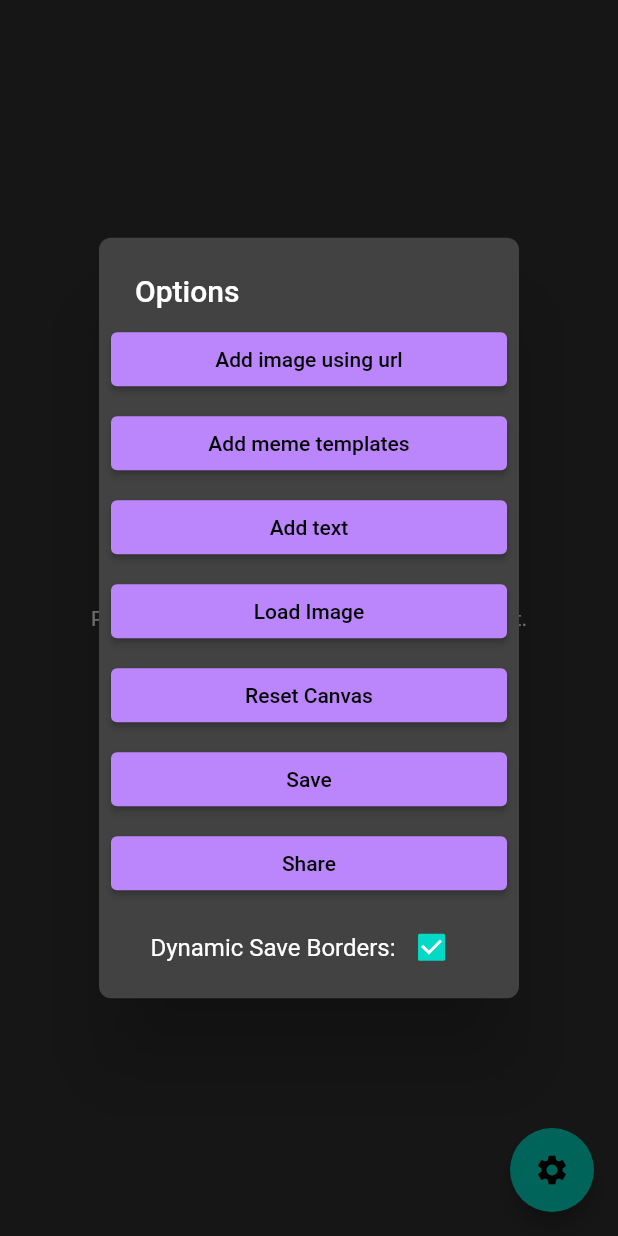
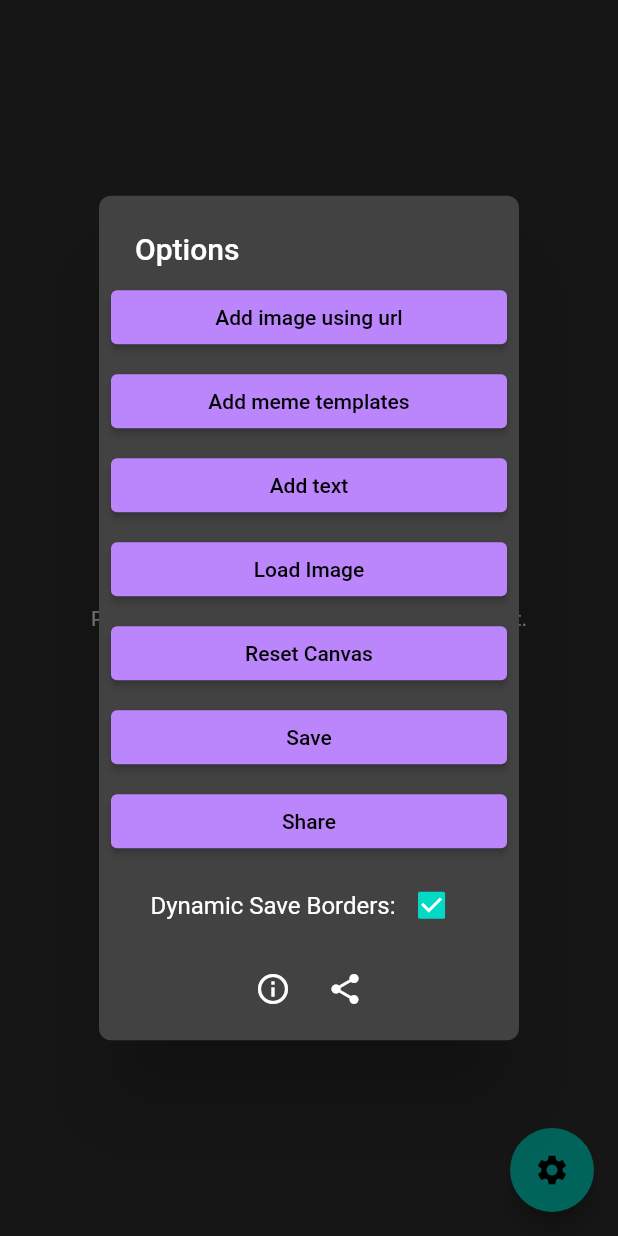
Before and after one commit to emrgncr/flutter-meme-maker, a Flutter app: the screen it shows after launch, after a tap on the "settings" icon, on a phone screen of 412 x 824 dp. Run offline on Flutter 3.47's test engine with Material 2 defaults, Android fonts, the phone set to English and light mode, and no system bars; our stand-ins replace dotted_border, file_picker, permission_handler, share_plus; missing offline and left inert: flutter_file_dialog, receive_sharing_intent, widget_to_image.

Commit message:
add info and share buttons

```diff
--- a/lib/add_popup_general.dart
+++ b/lib/add_popup_general.dart
@@ -7,6 +7,7 @@ import 'package:flutter/material.dart';
 import 'package:meme_maker/generate_img.dart';
 import 'package:meme_maker/generic_element.dart';
 import 'package:meme_maker/imgflip_templates.dart';
+import 'package:meme_maker/info_popups.dart';
 import 'package:meme_maker/pair.dart';
 import 'package:meme_maker/save_image.dart';
 import 'package:meme_maker/text_popup.dart';
@@ -142,6 +143,25 @@ class MainPopup {
               ],
             ),
             padding,
+            Row(
+              mainAxisAlignment: MainAxisAlignment.center,
+              children: [
+                IconButton(
+                  onPressed: () => InfoPopups.infoPopup(context),
+                  icon: const Icon(Icons.info_outline),
+                  tooltip: "info button",
+                ),
+                //TODO: add a proper help button
+                if (!kIsWeb && Platform.isAndroid)
+                  IconButton(
+                      onPressed: () {
+                        Navigator.pop(context);
+                        SaveImg.shareImageScratch(ids, elemdata);
+                      },
+                      icon: Icon(Icons.share))
+              ],
+            ),
+            padding
           ],
         );
       },
```
Also changed, not shown: lib/info_popups.dart (added, +49 -0 lines).
